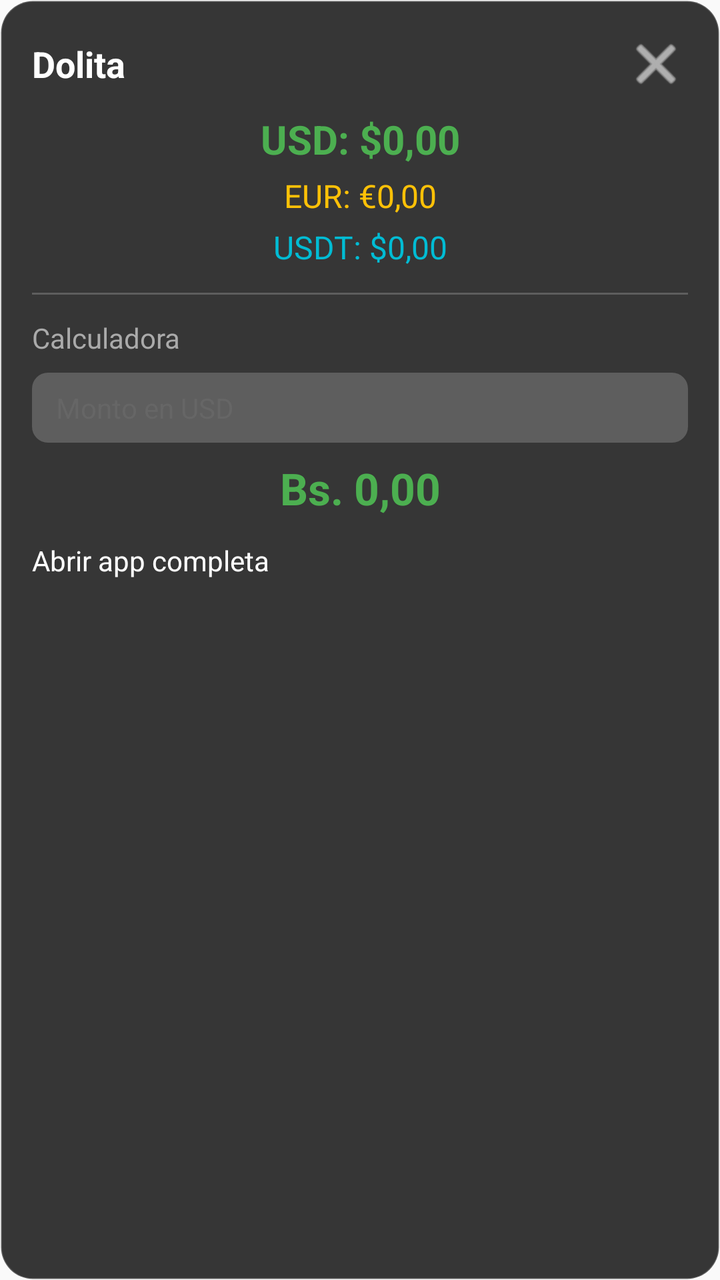
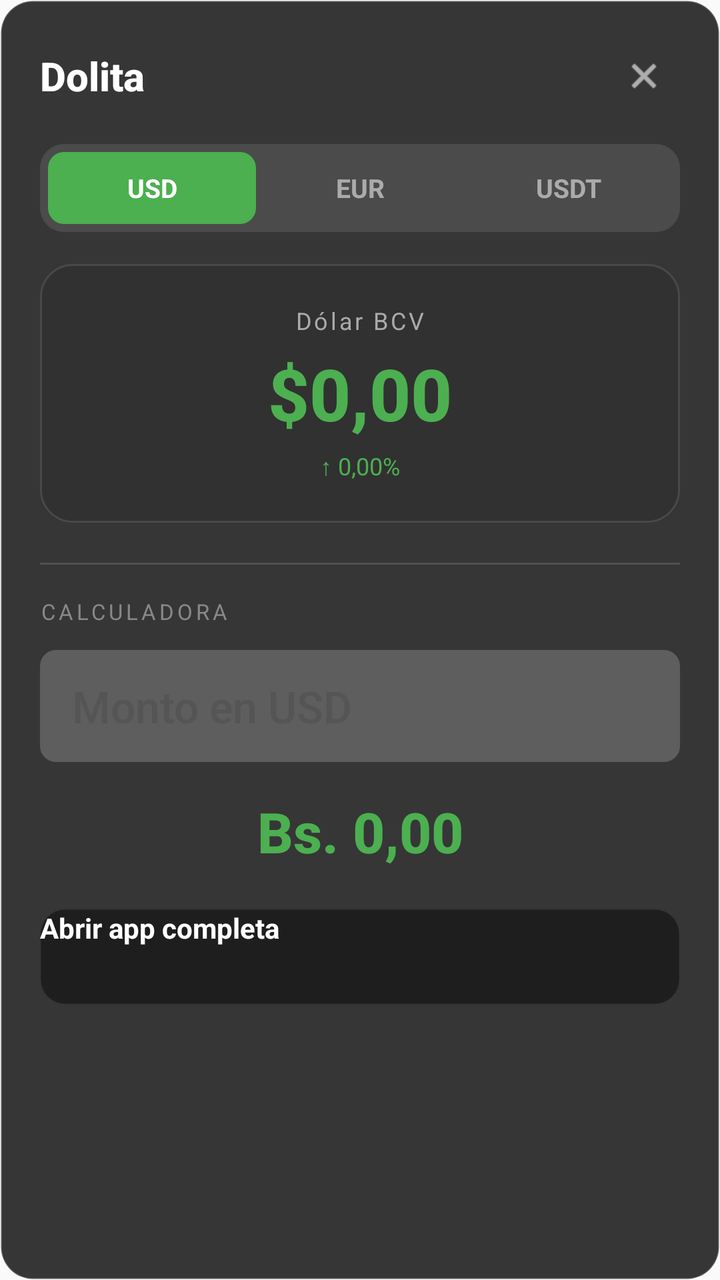

Screens rendered from an Android XML layout before and after an edit, with the pre-edit source and the edit as a unified diff.
<!-- AndroidManifest.xml: application theme Theme.ERP -->
<!-- res/layout/overlay_window.xml -->
<?xml version="1.0" encoding="utf-8"?>
<LinearLayout xmlns:android="http://schemas.android.com/apk/res/android"
    android:id="@+id/overlay_root"
    android:layout_width="320dp"
    android:layout_height="wrap_content"
    android:orientation="vertical"
    android:background="@drawable/overlay_background"
    android:padding="16dp"
    android:elevation="8dp">

    
    <LinearLayout
        android:layout_width="match_parent"
        android:layout_height="wrap_content"
        android:orientation="horizontal"
        android:gravity="center_vertical">

        <TextView
            android:layout_width="0dp"
            android:layout_height="wrap_content"
            android:layout_weight="1"
            android:text="Dolita"
            android:textSize="18sp"
            android:textStyle="bold"
            android:textColor="#FFFFFF" />

        <ImageButton
            android:id="@+id/btn_close"
            android:layout_width="32dp"
            android:layout_height="32dp"
            android:src="@android:drawable/ic_menu_close_clear_cancel"
            android:background="?android:attr/selectableItemBackgroundBorderless"
            android:contentDescription="Cerrar"
            android:tint="#FFFFFF" />
    </LinearLayout>

    
    <TextView
        android:id="@+id/tv_rate_usd"
        android:layout_width="match_parent"
        android:layout_height="wrap_content"
        android:layout_marginTop="8dp"
        android:text="USD: $0,00"
        android:textSize="20sp"
        android:textStyle="bold"
        android:textColor="#4CAF50"
        android:gravity="center" />

    <TextView
        android:id="@+id/tv_rate_eur"
        android:layout_width="match_parent"
        android:layout_height="wrap_content"
        android:layout_marginTop="4dp"
        android:text="EUR: €0,00"
        android:textSize="16sp"
        android:textColor="#FFC107"
        android:gravity="center" />

    <TextView
        android:id="@+id/tv_rate_usdt"
        android:layout_width="match_parent"
        android:layout_height="wrap_content"
        android:layout_marginTop="4dp"
        android:text="USDT: $0,00"
        android:textSize="16sp"
        android:textColor="#00BCD4"
        android:gravity="center" />

    
    <View
        android:layout_width="match_parent"
        android:layout_height="1dp"
        android:layout_marginTop="12dp"
        android:layout_marginBottom="12dp"
        android:background="#33FFFFFF" />

    
    <TextView
        android:layout_width="match_parent"
        android:layout_height="wrap_content"
        android:text="Calculadora"
        android:textSize="14sp"
        android:textColor="#AAAAAA" />

    <EditText
        android:id="@+id/et_amount"
        android:layout_width="match_parent"
        android:layout_height="wrap_content"
        android:layout_marginTop="8dp"
        android:hint="Monto en USD"
        android:inputType="numberDecimal"
        android:textColor="#FFFFFF"
        android:textColorHint="#666666"
        android:background="@drawable/edit_background" />

    <TextView
        android:id="@+id/tv_result"
        android:layout_width="match_parent"
        android:layout_height="wrap_content"
        android:layout_marginTop="8dp"
        android:text="Bs. 0,00"
        android:textSize="22sp"
        android:textStyle="bold"
        android:textColor="#4CAF50"
        android:gravity="center" />

    
    <Button
        android:id="@+id/btn_open_app"
        android:layout_width="match_parent"
        android:layout_height="wrap_content"
        android:layout_marginTop="12dp"
        android:text="Abrir app completa"
        android:textColor="#FFFFFF"
        android:backgroundTint="#4CAF50" />

</LinearLayout>
<!-- resources referenced by this layout -->
<resources>
  <!-- drawable edit_background (drawable) -->
  <?xml version="1.0" encoding="utf-8"?>
  <shape xmlns:android="http://schemas.android.com/apk/res/android"
      android:shape="rectangle">
      <solid android:color="#33FFFFFF" />
      <corners android:radius="8dp" />
      <padding
          android:left="12dp"
          android:top="8dp"
          android:right="12dp"
          android:bottom="8dp" />
  </shape>
  <!-- drawable overlay_background (drawable) -->
  <?xml version="1.0" encoding="utf-8"?>
  <shape xmlns:android="http://schemas.android.com/apk/res/android"
      android:shape="rectangle">
      <solid android:color="#E6222222" />
      <corners android:radius="16dp" />
      <stroke
          android:width="1dp"
          android:color="#33FFFFFF" />
  </shape>
  <style name="Theme.ERP" parent="android:Theme.Material.Light.NoActionBar" />
</resources>

<!-- the commit's change to res/layout/overlay_window.xml (unified diff, before → after) -->
@@ -1,12 +1,12 @@
 <?xml version="1.0" encoding="utf-8"?>
 <LinearLayout xmlns:android="http://schemas.android.com/apk/res/android"
     android:id="@+id/overlay_root"
-    android:layout_width="320dp"
+    android:layout_width="340dp"
     android:layout_height="wrap_content"
     android:orientation="vertical"
     android:background="@drawable/overlay_background"
-    android:padding="16dp"
-    android:elevation="8dp">
+    android:padding="20dp"
+    android:elevation="12dp">
 
     
     <LinearLayout
@@ -20,98 +20,171 @@
             android:layout_height="wrap_content"
             android:layout_weight="1"
             android:text="Dolita"
-            android:textSize="18sp"
+            android:textSize="20sp"
             android:textStyle="bold"
-            android:textColor="#FFFFFF" />
+            android:textColor="#FFFFFF"
+            android:fontFamily="sans-serif-medium" />
 
         <ImageButton
             android:id="@+id/btn_close"
-            android:layout_width="32dp"
-            android:layout_height="32dp"
+            android:layout_width="36dp"
+            android:layout_height="36dp"
             android:src="@android:drawable/ic_menu_close_clear_cancel"
             android:background="?android:attr/selectableItemBackgroundBorderless"
             android:contentDescription="Cerrar"
-            android:tint="#FFFFFF" />
+            android:tint="#FFFFFF"
+            android:padding="8dp" />
     </LinearLayout>
 
     
-    <TextView
-        android:id="@+id/tv_rate_usd"
+    <LinearLayout
+        android:id="@+id/rate_tabs"
         android:layout_width="match_parent"
         android:layout_height="wrap_content"
-        android:layout_marginTop="8dp"
-        android:text="USD: $0,00"
-        android:textSize="20sp"
-        android:textStyle="bold"
-        android:textColor="#4CAF50"
-        android:gravity="center" />
+        android:layout_marginTop="16dp"
+        android:orientation="horizontal"
+        android:gravity="center"
+        android:background="@drawable/tabs_background"
+        android:padding="4dp"
+        android:layout_gravity="center">
 
-    <TextView
-        android:id="@+id/tv_rate_eur"
+        <TextView
+            android:id="@+id/tab_usd"
+            android:layout_width="0dp"
+            android:layout_height="36dp"
+            android:layout_weight="1"
+            android:gravity="center"
+            android:text="USD"
+            android:textSize="13sp"
+            android:textStyle="bold"
+            android:textColor="#FFFFFF"
+            android:background="@drawable/tab_selected"
+            android:paddingHorizontal="8dp" />
+
+        <TextView
+            android:id="@+id/tab_eur"
+            android:layout_width="0dp"
+            android:layout_height="36dp"
+            android:layout_weight="1"
+            android:gravity="center"
+            android:text="EUR"
+            android:textSize="13sp"
+            android:textStyle="bold"
+            android:textColor="#88FFFFFF"
+            android:background="@android:color/transparent"
+            android:paddingHorizontal="8dp" />
+
+        <TextView
+            android:id="@+id/tab_usdt"
+            android:layout_width="0dp"
+            android:layout_height="36dp"
+            android:layout_weight="1"
+            android:gravity="center"
+            android:text="USDT"
+            android:textSize="13sp"
+            android:textStyle="bold"
+            android:textColor="#88FFFFFF"
+            android:background="@android:color/transparent"
+            android:paddingHorizontal="8dp" />
+
+    </LinearLayout>
+
+    
+    <LinearLayout
         android:layout_width="match_parent"
         android:layout_height="wrap_content"
-        android:layout_marginTop="4dp"
-        android:text="EUR: €0,00"
-        android:textSize="16sp"
-        android:textColor="#FFC107"
-        android:gravity="center" />
+        android:layout_marginTop="16dp"
+        android:orientation="vertical"
+        android:gravity="center"
+        android:background="@drawable/rate_card_background"
+        android:padding="20dp">
 
-    <TextView
-        android:id="@+id/tv_rate_usdt"
-        android:layout_width="match_parent"
-        android:layout_height="wrap_content"
-        android:layout_marginTop="4dp"
-        android:text="USDT: $0,00"
-        android:textSize="16sp"
-        android:textColor="#00BCD4"
-        android:gravity="center" />
+        <TextView
+            android:id="@+id/tv_rate_label"
+            android:layout_width="wrap_content"
+            android:layout_height="wrap_content"
+            android:text="Dólar BCV"
+            android:textSize="12sp"
+            android:textColor="#AAAAAA"
+            android:letterSpacing="0.1" />
+
+        <TextView
+            android:id="@+id/tv_rate_main"
+            android:layout_width="wrap_content"
+            android:layout_height="wrap_content"
+            android:layout_marginTop="4dp"
+            android:text="$0,00"
+            android:textSize="36sp"
+            android:textStyle="bold"
+            android:textColor="#4CAF50"
+            android:fontFamily="sans-serif-medium" />
+
+        <TextView
+            android:id="@+id/tv_rate_change"
+            android:layout_width="wrap_content"
+            android:layout_height="wrap_content"
+            android:layout_marginTop="4dp"
+            android:text="↑ 0,00%"
+            android:textSize="12sp"
+            android:textColor="#4CAF50" />
+
+    </LinearLayout>
 
     
     <View
         android:layout_width="match_parent"
         android:layout_height="1dp"
-        android:layout_marginTop="12dp"
-        android:layout_marginBottom="12dp"
-        android:background="#33FFFFFF" />
+        android:layout_marginTop="20dp"
+        android:layout_marginBottom="16dp"
+        android:background="#22FFFFFF" />
 
     
     <TextView
         android:layout_width="match_parent"
         android:layout_height="wrap_content"
-        android:text="Calculadora"
-        android:textSize="14sp"
-        android:textColor="#AAAAAA" />
+        android:text="CALCULADORA"
+        android:textSize="11sp"
+        android:textColor="#888888"
+        android:letterSpacing="0.15" />
 
     <EditText
         android:id="@+id/et_amount"
         android:layout_width="match_parent"
-        android:layout_height="wrap_content"
-        android:layout_marginTop="8dp"
+        android:layout_height="56dp"
+        android:layout_marginTop="12dp"
         android:hint="Monto en USD"
         android:inputType="numberDecimal"
         android:textColor="#FFFFFF"
-        android:textColorHint="#666666"
-        android:background="@drawable/edit_background" />
+        android:textColorHint="#555555"
+        android:textSize="22sp"
+        android:gravity="center_vertical"
+        android:paddingHorizontal="16dp"
+        android:background="@drawable/edit_background"
+        android:fontFamily="sans-serif-medium" />
 
     <TextView
         android:id="@+id/tv_result"
         android:layout_width="match_parent"
         android:layout_height="wrap_content"
-        android:layout_marginTop="8dp"
+        android:layout_marginTop="16dp"
         android:text="Bs. 0,00"
-        android:textSize="22sp"
+        android:textSize="28sp"
         android:textStyle="bold"
         android:textColor="#4CAF50"
-        android:gravity="center" />
+        android:gravity="center"
+        android:fontFamily="sans-serif-medium" />
 
     
     <Button
         android:id="@+id/btn_open_app"
         android:layout_width="match_parent"
-        android:layout_height="wrap_content"
-        android:layout_marginTop="12dp"
+        android:layout_height="48dp"
+        android:layout_marginTop="20dp"
         android:text="Abrir app completa"
         android:textColor="#FFFFFF"
-        android:backgroundTint="#4CAF50" />
+        android:textSize="14sp"
+        android:textStyle="bold"
+        android:backgroundTint="#1E1E1E"
+        android:background="@drawable/button_background" />
 
 </LinearLayout>
<!-- resource entries referenced after the edit -->
@@ -1,5 +1,15 @@
 <!-- resources referenced by this layout -->
 <resources>
+  <!-- drawable button_background (drawable) -->
+  <?xml version="1.0" encoding="utf-8"?>
+  <shape xmlns:android="http://schemas.android.com/apk/res/android"
+      android:shape="rectangle">
+      <solid android:color="#1E1E1E" />
+      <corners android:radius="12dp" />
+      <stroke
+          android:width="1dp"
+          android:color="#33FFFFFF" />
+  </shape>
   <!-- drawable edit_background (drawable) -->
   <?xml version="1.0" encoding="utf-8"?>
   <shape xmlns:android="http://schemas.android.com/apk/res/android"
@@ -22,6 +32,30 @@
           android:width="1dp"
           android:color="#33FFFFFF" />
   </shape>
+  <!-- drawable rate_card_background (drawable) -->
+  <?xml version="1.0" encoding="utf-8"?>
+  <shape xmlns:android="http://schemas.android.com/apk/res/android"
+      android:shape="rectangle">
+      <solid android:color="#1A000000" />
+      <corners android:radius="16dp" />
+      <stroke
+          android:width="1dp"
+          android:color="#1AFFFFFF" />
+  </shape>
+  <!-- drawable tab_selected (drawable) -->
+  <?xml version="1.0" encoding="utf-8"?>
+  <shape xmlns:android="http://schemas.android.com/apk/res/android"
+      android:shape="rectangle">
+      <solid android:color="#4CAF50" />
+      <corners android:radius="8dp" />
+  </shape>
+  <!-- drawable tabs_background (drawable) -->
+  <?xml version="1.0" encoding="utf-8"?>
+  <shape xmlns:android="http://schemas.android.com/apk/res/android"
+      android:shape="rectangle">
+      <solid android:color="#1AFFFFFF" />
+      <corners android:radius="12dp" />
+  </shape>
   <style name="Theme.ERP" parent="android:Theme.Material.Light.NoActionBar" />
 </resources>
 
